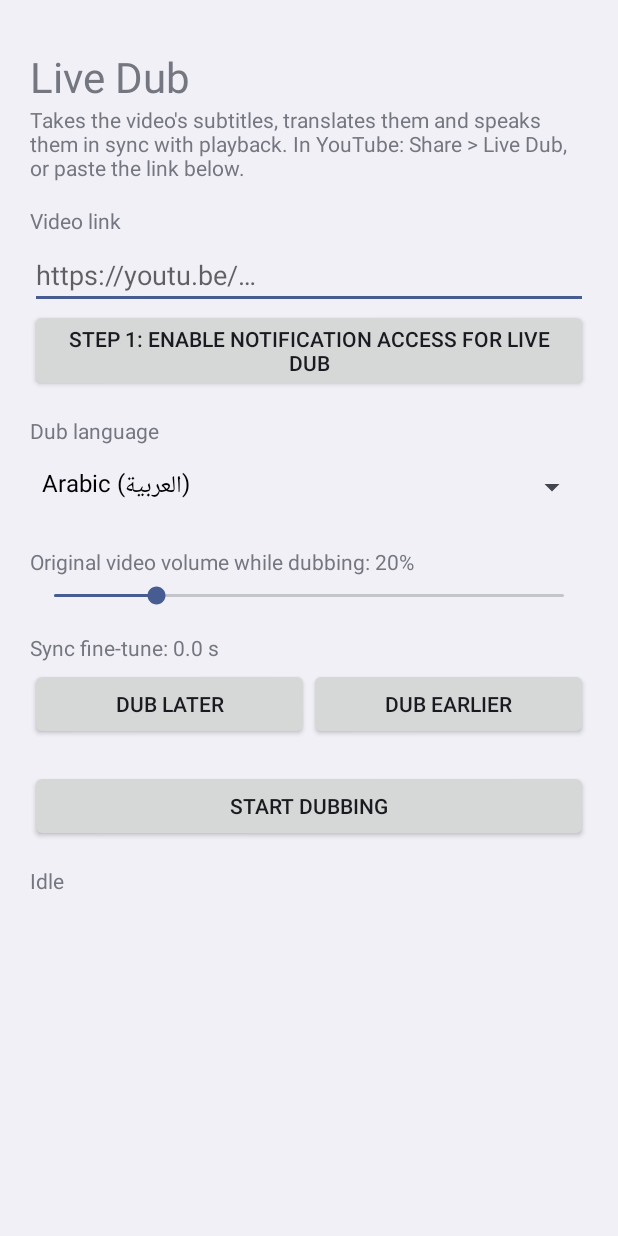
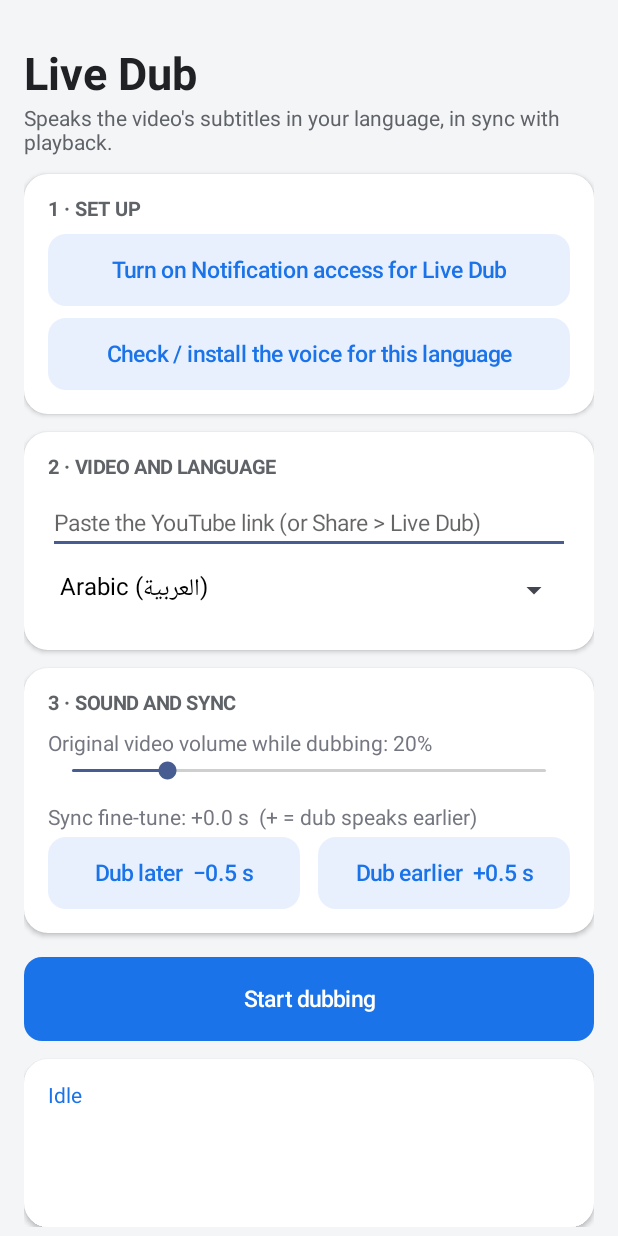
Before and after one commit to resala872/livedub-app, an Android app: the screen it shows after launch (MainActivity), on a phone screen of 412 x 824 dp. Run offline under Robolectric (Android 15) with nearby library versions, the phone set to English and light mode, and no system bars.

Commit message:
Tested scheduler, polished UI, CI tests + emulator smoke test

```diff
--- a/app/build.gradle.kts
+++ b/app/build.gradle.kts
@@ -18,9 +18,12 @@ android {
         targetCompatibility = JavaVersion.VERSION_17
     }
     kotlinOptions { jvmTarget = "17" }
+    testOptions { unitTests.isReturnDefaultValues = true }
 }
 
 dependencies {
+    testImplementation("junit:junit:4.13.2")
+    testImplementation("org.json:json:20240303")
     implementation("androidx.core:core-ktx:1.13.1")
     implementation("androidx.activity:activity-ktx:1.9.0")
     implementation("androidx.lifecycle:lifecycle-runtime-ktx:2.8.3")
--- a/app/src/main/AndroidManifest.xml
+++ b/app/src/main/AndroidManifest.xml
@@ -13,6 +13,7 @@
     <application
         android:label="Live Dub"
         android:allowBackup="false"
+        android:icon="@drawable/ic_launcher"
         android:theme="@android:style/Theme.DeviceDefault.Light.NoActionBar">
 
         <activity android:name=".MainActivity" android:exported="true" android:launchMode="singleTop">
--- a/app/src/main/java/com/livedub/MainActivity.kt
+++ b/app/src/main/java/com/livedub/MainActivity.kt
@@ -1,16 +1,25 @@
 package com.livedub
 
 import android.Manifest
+import android.content.ClipboardManager
+import android.content.Context
 import android.content.Intent
+import android.graphics.Color
+import android.graphics.Typeface
+import android.graphics.drawable.GradientDrawable
 import android.os.Build
 import android.os.Bundle
 import android.provider.Settings
+import android.speech.tts.TextToSpeech
+import android.view.Gravity
 import android.view.View
+import android.view.ViewGroup
 import android.widget.AdapterView
 import android.widget.ArrayAdapter
 import android.widget.Button
 import android.widget.EditText
 import android.widget.LinearLayout
+import android.widget.ProgressBar
 import android.widget.ScrollView
 import android.widget.SeekBar
 import android.widget.Spinner
@@ -32,11 +41,13 @@ class MainActivity : ComponentActivity() {
         "Turkish" to "tr", "Russian" to "ru", "Hindi" to "hi", "Urdu" to "ur",
         "Indonesian" to "id", "Portuguese" to "pt"
     )
+    private val prefs by lazy { getSharedPreferences("live_dub", MODE_PRIVATE) }
     private var langIndex = 0
     private var duck = 20
 
     private lateinit var linkEt: EditText
     private lateinit var statusTv: TextView
+    private lateinit var progress: ProgressBar
     private lateinit var originalTv: TextView
     private lateinit var dubbedTv: TextView
     private lateinit var startBtn: Button
@@ -48,85 +59,159 @@ class MainActivity : ComponentActivity() {
 
     private fun dp(v: Int) = (v * resources.displayMetrics.density).toInt()
 
+    private fun rounded(color: Int, radiusDp: Int = 14) = GradientDrawable().apply {
+        setColor(color); cornerRadius = dp(radiusDp).toFloat()
+    }
+
+    private fun card(parent: LinearLayout, title: String? = null): LinearLayout {
+        val c = LinearLayout(this).apply {
+            orientation = LinearLayout.VERTICAL
+            background = rounded(Color.WHITE, 16)
+            elevation = dp(2).toFloat()
+            setPadding(dp(16), dp(14), dp(16), dp(16))
+        }
+        if (title != null) c.addView(TextView(this).apply {
+            text = title; textSize = 13f; setTextColor(0xFF5F6368.toInt()); typeface = Typeface.DEFAULT_BOLD
+            setPadding(0, 0, 0, dp(8))
+        })
+        parent.addView(c, LinearLayout.LayoutParams(-1, -2).apply { topMargin = dp(12) })
+        return c
+    }
+
+    private fun button(text: String, primary: Boolean, onClick: () -> Unit) = Button(this).apply {
+        this.text = text
+        isAllCaps = false
+        textSize = 15f
+        minHeight = dp(48)
+        setTextColor(if (primary) Color.WHITE else 0xFF1A73E8.toInt())
+        background = if (primary) rounded(0xFF1A73E8.toInt(), 12)
+        else GradientDrawable().apply {
+            setColor(0xFFE8F0FE.toInt()); cornerRadius = dp(12).toFloat()
+        }
+        stateListAnimator = null
+        setOnClickListener { onClick() }
+    }
+
     override fun onCreate(savedInstanceState: Bundle?) {
         super.onCreate(savedInstanceState)
+        langIndex = prefs.getInt("lang", 0).coerceIn(languages.indices)
+        duck = prefs.getInt("duck", 20)
+        Bus.offsetMs.value = prefs.getLong("offset", 0L)
 
         val root = LinearLayout(this).apply {
             orientation = LinearLayout.VERTICAL
-            setPadding(dp(20), dp(32), dp(20), dp(20))
+            setPadding(dp(16), dp(28), dp(16), dp(24))
         }
-        fun label(t: String) = TextView(this).apply { text = t; textSize = 14f; setPadding(0, dp(16), 0, dp(4)) }
-
-        root.addView(TextView(this).apply { text = "Live Dub"; textSize = 28f })
         root.addView(TextView(this).apply {
-            text = "Takes the video's subtitles, translates them and speaks them in sync with playback. " +
-                "In YouTube: Share > Live Dub, or paste the link below."
-            textSize = 14f
+            text = "Live Dub"; textSize = 30f; typeface = Typeface.DEFAULT_BOLD; setTextColor(0xFF202124.toInt())
+        })
+        root.addView(TextView(this).apply {
+            text = "Speaks the video's subtitles in your language, in sync with playback."
+            textSize = 14f; setTextColor(0xFF5F6368.toInt())
         })
 
-        root.addView(label("Video link"))
-        linkEt = EditText(this).apply { hint = "https://youtu.be/…"; setSingleLine() }
-        root.addView(linkEt)
+        // 1. Setup
+        val setup = card(root, "1 · SET UP")
+        accessBtn = button("", false) { startActivity(Intent(Settings.ACTION_NOTIFICATION_LISTENER_SETTINGS)) }
+        setup.addView(accessBtn)
+        setup.addView(button("Check / install the voice for this language", false) { openVoiceSettings() },
+            LinearLayout.LayoutParams(-1, -2).apply { topMargin = dp(8) })
 
-        accessBtn = Button(this).apply {
-            setOnClickListener { startActivity(Intent(Settings.ACTION_NOTIFICATION_LISTENER_SETTINGS)) }
+        // 2. Video + language
+        val video = card(root, "2 · VIDEO AND LANGUAGE")
+        linkEt = EditText(this).apply {
+            hint = "Paste the YouTube link (or Share > Live Dub)"; setSingleLine(); textSize = 15f
         }
-        root.addView(accessBtn)
-
-        root.addView(label("Dub language"))
-        root.addView(Spinner(this).apply {
+        video.addView(linkEt)
+        video.addView(Spinner(this).apply {
             adapter = ArrayAdapter(this@MainActivity, android.R.layout.simple_spinner_dropdown_item, languages.map { it.first })
+            setSelection(langIndex)
             onItemSelectedListener = object : AdapterView.OnItemSelectedListener {
-                override fun onItemSelected(p: AdapterView<*>?, v: View?, pos: Int, id: Long) { langIndex = pos }
+                override fun onItemSelected(p: AdapterView<*>?, v: View?, pos: Int, id: Long) {
+                    langIndex = pos; prefs.edit().putInt("lang", pos).apply()
+                }
                 override fun onNothingSelected(p: AdapterView<*>?) {}
             }
         })
 
-        val duckLabel = label("Original video volume while dubbing: $duck%")
-        root.addView(duckLabel)
-        root.addView(SeekBar(this).apply {
+        // 3. Mix + sync
+        val mix = card(root, "3 · SOUND AND SYNC")
+        val duckLabel = TextView(this).apply { text = "Original video volume while dubbing: $duck%"; textSize = 14f }
+        mix.addView(duckLabel)
+        mix.addView(SeekBar(this).apply {
             max = 100; progress = duck
             setOnSeekBarChangeListener(object : SeekBar.OnSeekBarChangeListener {
                 override fun onProgressChanged(s: SeekBar?, p: Int, u: Boolean) {
                     duck = p; duckLabel.text = "Original video volume while dubbing: $p%"
                 }
                 override fun onStartTrackingTouch(s: SeekBar?) {}
-                override fun onStopTrackingTouch(s: SeekBar?) {}
+                override fun onStopTrackingTouch(s: SeekBar?) { prefs.edit().putInt("duck", duck).apply() }
             })
         })
+        offsetTv = TextView(this).apply { textSize = 14f; setPadding(0, dp(12), 0, dp(4)) }
+        mix.addView(offsetTv)
+        val row = LinearLayout(this).apply { orientation = LinearLayout.HORIZONTAL }
+        row.addView(button("Dub later  −0.5 s", false) { changeOffset(-500) }, LinearLayout.LayoutParams(0, -2, 1f).apply { marginEnd = dp(6) })
+        row.addView(button("Dub earlier  +0.5 s", false) { changeOffset(500) }, LinearLayout.LayoutParams(0, -2, 1f).apply { marginStart = dp(6) })
+        mix.addView(row)
 
-        offsetTv = label("Sync fine-tune: 0.0 s")
-        root.addView(offsetTv)
-        val row = LinearLayout(this).apply { orientation = LinearLayout.HORIZONTAL }
-        row.addView(Button(this).apply {
-            text = "Dub later"; setOnClickListener { Bus.offsetMs.value -= 500 }
-        }, LinearLayout.LayoutParams(0, -2, 1f))
-        row.addView(Button(this).apply {
-            text = "Dub earlier"; setOnClickListener { Bus.offsetMs.value += 500 }
-        }, LinearLayout.LayoutParams(0, -2, 1f))
-        root.addView(row)
+        startBtn = button("Start dubbing", true) { onStartStop() }
+        root.addView(startBtn, LinearLayout.LayoutParams(-1, dp(56)).apply { topMargin = dp(16) })
 
-        startBtn = Button(this).apply { text = "Start dubbing"; setOnClickListener { onStartStop() } }
-        root.addView(startBtn, LinearLayout.LayoutParams(-1, -2).apply { topMargin = dp(20) })
+        // Live panel
+        val live = card(root)
+        statusTv = TextView(this).apply { textSize = 14f; setTextColor(0xFF1A73E8.toInt()) }
+        progress = ProgressBar(this, null, android.R.attr.progressBarStyleHorizontal).apply {
+            isIndeterminate = true; visibility = View.GONE
+        }
+        originalTv = TextView(this).apply { textSize = 14f; setTextColor(0xFF5F6368.toInt()); setPadding(0, dp(10), 0, 0) }
+        dubbedTv = TextView(this).apply { textSize = 20f; setTextColor(0xFF202124.toInt()); setPadding(0, dp(6), 0, 0) }
+        live.addView(statusTv); live.addView(progress, ViewGroup.LayoutParams(-1, -2)); live.addView(originalTv); live.addView(dubbedTv)
 
-        statusTv = TextView(this).apply { textSize = 14f; setPadding(0, dp(16), 0, 0) }
-        originalTv = TextView(this).apply { textSize = 16f; setPadding(0, dp(12), 0, 0) }
-        dubbedTv = TextView(this).apply { textSize = 18f; setPadding(0, dp(8), 0, 0) }
-        root.addView(statusTv); root.addView(originalTv); root.addView(dubbedTv)
-
-        setContentView(ScrollView(this).apply { addView(root) })
+        setContentView(ScrollView(this).apply {
+            setBackgroundColor(0xFFF4F5F7.toInt())
+            isFillViewport = true
+            addView(root)
+        })
+        updateOffsetLabel(Bus.offsetMs.value)
         handleShare(intent)
 
         lifecycleScope.launch {
             repeatOnLifecycle(Lifecycle.State.STARTED) {
-                launch { Bus.status.collect { statusTv.text = it } }
+                launch {
+                    Bus.status.collect {
+                        statusTv.text = it
+                        progress.visibility =
+                            if (it.startsWith("Fetching") || it.startsWith("Preparing")) View.VISIBLE else View.GONE
+                    }
+                }
                 launch { Bus.original.collect { originalTv.text = it } }
                 launch { Bus.dubbed.collect { dubbedTv.text = it } }
-                launch { Bus.running.collect { startBtn.text = if (it) "Stop dubbing" else "Start dubbing" } }
                 launch {
-                    Bus.offsetMs.collect { offsetTv.text = "Sync fine-tune: %.1f s".format(it / 1000.0) }
+                    Bus.running.collect {
+                        startBtn.text = if (it) "Stop dubbing" else "Start dubbing"
+                    }
                 }
+                launch { Bus.offsetMs.collect { updateOffsetLabel(it) } }
             }
+        }
+    }
+
+    private fun changeOffset(delta: Long) {
+        Bus.offsetMs.value += delta
+        prefs.edit().putLong("offset", Bus.offsetMs.value).apply()
+    }
+
+    private fun updateOffsetLabel(ms: Long) {
+        offsetTv.text = "Sync fine-tune: %+.1f s  (+ = dub speaks earlier)".format(ms / 1000.0)
+    }
+
+    private fun openVoiceSettings() {
+        try {
+            startActivity(Intent(TextToSpeech.Engine.ACTION_INSTALL_TTS_DATA))
+        } catch (e: Exception) {
+            try { startActivity(Intent("com.android.settings.TTS_SETTINGS")) }
+            catch (e2: Exception) { startActivity(Intent(Settings.ACTION_SETTINGS)) }
         }
     }
 
@@ -137,8 +222,19 @@ class MainActivity : ComponentActivity() {
 
     override fun onResume() {
         super.onResume()
-        val on = listenerEnabled()
-        accessBtn.text = if (on) "Notification access: ON ✓" else "Step 1: enable Notification access for Live Dub"
+        accessBtn.text =
+            if (listenerEnabled()) "Notification access is ON ✓"
+            else "Turn on Notification access for Live Dub"
+    }
+
+    override fun onWindowFocusChanged(hasFocus: Boolean) {
+        super.onWindowFocusChanged(hasFocus)
+        if (hasFocus && linkEt.text.isNullOrBlank()) {
+            // Convenience: if a YouTube link was just copied, fill it in.
+            val clip = (getSystemService(Context.CLIPBOARD_SERVICE) as ClipboardManager).primaryClip
+            val t = clip?.takeIf { it.itemCount > 0 }?.getItemAt(0)?.text?.toString()
+            if (t != null && t.contains("youtu") && Captions.parseId(t) != null) linkEt.setText(t.trim())
+        }
     }
 
     private fun listenerEnabled() =
@@ -160,7 +256,7 @@ class MainActivity : ComponentActivity() {
             return
         }
         if (!listenerEnabled()) {
-            Toast.makeText(this, "Enable Notification access for Live Dub, then come back", Toast.LENGTH_LONG).show()
+            Toast.makeText(this, "Turn on Notification access for Live Dub, then come back", Toast.LENGTH_LONG).show()
             startActivity(Intent(Settings.ACTION_NOTIFICATION_LISTENER_SETTINGS))
             return
         }
```
Also changed, not shown: app/src/main/java/com/livedub/Captions.kt (+5 -4 lines), app/src/main/java/com/livedub/DubService.kt (+44 -50 lines), app/src/main/java/com/livedub/Sync.kt (added, +66 -0 lines), app/src/main/res/drawable/ic_launcher.xml (added, +9 -0 lines), 5 other files.
